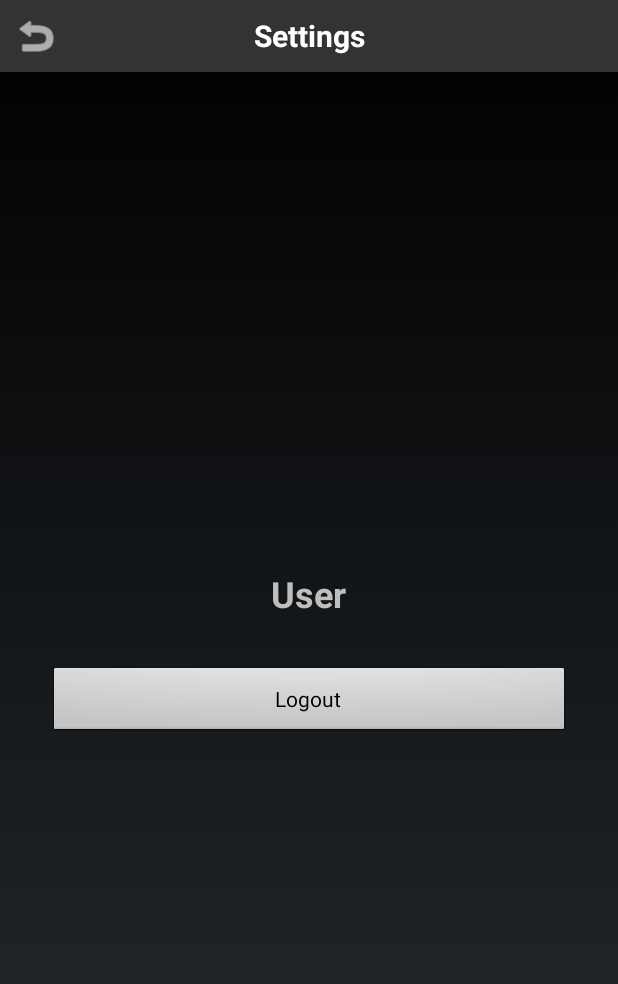
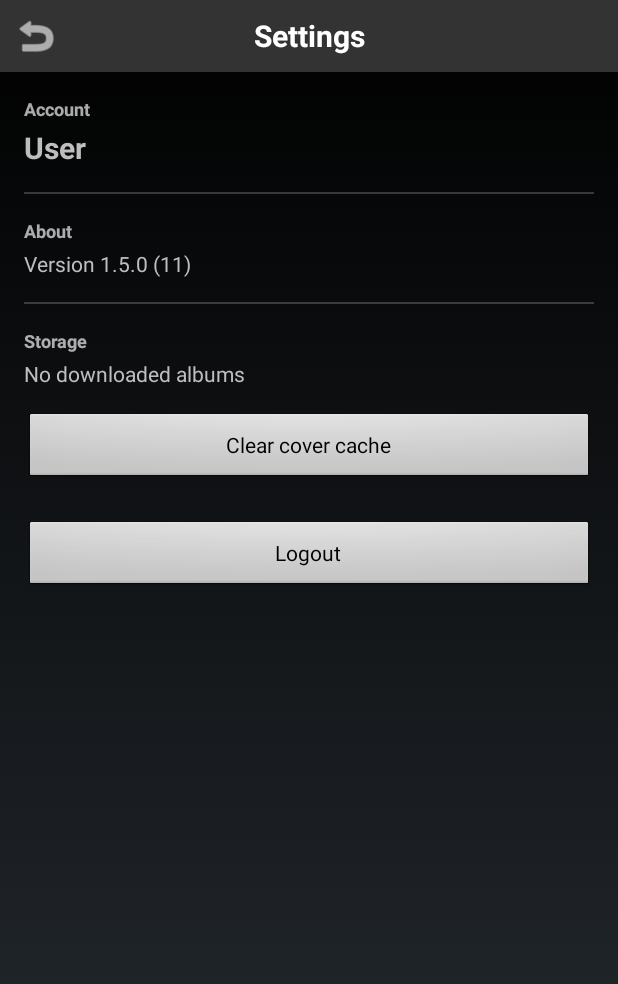
Before and after one commit to laetuz/Orpheum-Legacy, an Android app: the SettingsActivity screen opened directly, with no data from a screen before it, on a phone screen of 412 x 824 dp. Shown: the top 984 px of the screen. Run offline under Robolectric (Android 15) with nearby library versions, the phone set to English and light mode, and no system bars; libraries missing offline, so code that uses them is left out: com.nostra13.universalimageloader; pictures from the network do not load.

Commit message:
feat(1.5.0): Added app version, downloaded storage summary, and cover-cache clearing to Settings.

```diff
--- a/app/src/main/java/id/neotica/orpheum/feature/downloads/DownloadStore.java
+++ b/app/src/main/java/id/neotica/orpheum/feature/downloads/DownloadStore.java
@@ -88,6 +88,25 @@ public class DownloadStore {
     public static List<DownloadedAlbum> getAll() {
         synchronized (LOCK) {
             return loadAllLocked();
+        }
+    }
+
+    public static int getCompletedCount() {
+        synchronized (LOCK) {
+            List<DownloadedAlbum> all = loadAllLocked();
+            int count = 0;
+            for (int i = 0; i < all.size(); i++) {
+                if (STATUS_COMPLETED.equals(all.get(i).status)) {
+                    count++;
+                }
+            }
+            return count;
+        }
+    }
+
+    public static long getStorageBytes() {
+        synchronized (LOCK) {
+            return sizeOf(getDownloadRoot());
         }
     }
 
@@ -448,6 +467,23 @@ public class DownloadStore {
                 source.fileUrl, source.trackNumber, source.artistName, source.albumCover);
     }
 
+    private static long sizeOf(File file) {
+        if (file == null || !file.exists()) {
+            return 0;
+        }
+        if (file.isFile()) {
+            return file.length();
+        }
+        long total = 0;
+        File[] children = file.listFiles();
+        if (children != null) {
+            for (int i = 0; i < children.length; i++) {
+                total += sizeOf(children[i]);
+            }
+        }
+        return total;
+    }
+
     private static void deleteRecursive(File file) {
         if (file == null || !file.exists()) {
             return;
--- a/app/src/main/java/id/neotica/orpheum/feature/downloads/ui/DownloadsAdapter.java
+++ b/app/src/main/java/id/neotica/orpheum/feature/downloads/ui/DownloadsAdapter.java
@@ -18,6 +18,7 @@ import id.neotica.orpheum.R;
 import id.neotica.orpheum.feature.downloads.DownloadStore;
 import id.neotica.orpheum.feature.downloads.domain.DownloadedAlbum;
 import id.neotica.orpheum.utils.ImageUrlHelper;
+import id.neotica.orpheum.utils.SizeFormatHelper;
 
 public class DownloadsAdapter extends ArrayAdapter<DownloadedAlbum> {
 
@@ -72,7 +73,7 @@ public class DownloadsAdapter extends ArrayAdapter<DownloadedAlbum> {
         Context context = getContext();
         if (DownloadStore.STATUS_COMPLETED.equals(album.status)) {
             return context.getString(R.string.downloads_summary,
-                    album.tracks.size(), formatSize(album.totalBytes));
+                    album.tracks.size(), SizeFormatHelper.format(album.totalBytes));
         }
         if (DownloadStore.STATUS_DOWNLOADING.equals(album.status)) {
             return context.getString(R.string.downloads_progress, album.done, album.total);
@@ -82,16 +83,4 @@ public class DownloadsAdapter extends ArrayAdapter<DownloadedAlbum> {
         }
         return context.getString(R.string.downloads_failed);
     }
-
-    private static String formatSize(long bytes) {
-        if (bytes <= 0) {
-            return "0 KB";
-        }
-        long kb = Math.round(bytes / 1024.0);
-        if (kb < 1024) {
-            return kb + " KB";
-        }
-        long tenths = Math.round(bytes / (1024.0 * 1024.0) * 10);
-        return (tenths / 10) + "." + (tenths % 10) + " MB";
-    }
 }
--- a/app/src/main/java/id/neotica/orpheum/feature/settings/contract/SettingsView.java
+++ b/app/src/main/java/id/neotica/orpheum/feature/settings/contract/SettingsView.java
@@ -8,6 +8,10 @@ public interface SettingsView {
 
     void renderProfile(String username);
 
+    void renderVersion(String versionName, int versionCode);
+
+    void renderDownloadsSummary(int albumCount, long totalBytes);
+
     void showMessage(String message);
 
     void navigateToMain();
--- a/app/src/main/java/id/neotica/orpheum/feature/settings/presenter/SettingsPresenter.java
+++ b/app/src/main/java/id/neotica/orpheum/feature/settings/presenter/SettingsPresenter.java
@@ -1,21 +1,31 @@
 package id.neotica.orpheum.feature.settings.presenter;
 
 import android.content.Context;
+import android.os.Handler;
+import android.os.Looper;
 
+import com.nostra13.universalimageloader.core.ImageLoader;
+
+import id.neotica.orpheum.BuildConfig;
+import id.neotica.orpheum.R;
+import id.neotica.orpheum.feature.downloads.DownloadStore;
 import id.neotica.orpheum.feature.settings.contract.SettingsView;
 import id.neotica.orpheum.utils.AuthManager;
 
 /**
- * MVP presenter owning the settings screen: profile and logout.
- * Rendering is delegated to a {@link SettingsView}.
+ * MVP presenter owning the settings screen: profile, version, downloaded storage,
+ * cover-cache clearing, and logout. Rendering is delegated to a {@link SettingsView}.
  */
 public class SettingsPresenter {
 
+    private final Context context;
     private final AuthManager authManager;
+    private final Handler mainHandler = new Handler(Looper.getMainLooper());
 
     private SettingsView view;
 
     public SettingsPresenter(Context context) {
+        this.context = context;
         this.authManager = new AuthManager(context);
     }
 
@@ -31,7 +41,54 @@ public class SettingsPresenter {
         String username = authManager.getUsernameFromToken();
         if (view != null) {
             view.renderProfile(username != null ? username : "User");
+            view.renderVersion(BuildConfig.VERSION_NAME, BuildConfig.VERSION_CODE);
         }
+        new Thread(new Runnable() {
+            @Override
+            public void run() {
+                final int albumCount = DownloadStore.getCompletedCount();
+                final long totalBytes = DownloadStore.getStorageBytes();
+                mainHandler.post(new Runnable() {
+                    @Override
+                    public void run() {
+                        if (view != null) {
+                            view.renderDownloadsSummary(albumCount, totalBytes);
+                        }
+                    }
+                });
+            }
+        }).start();
+    }
+
+    public void clearCoverCache() {
+        new Thread(new Runnable() {
+            @Override
+            public void run() {
+                boolean success = true;
+                try {
+                    ImageLoader loader = ImageLoader.getInstance();
+                    if (!loader.isInited()) {
+                        success = false;
+                    } else {
+                        loader.clearMemoryCache();
+                        loader.clearDiskCache();
+                    }
+                } catch (Throwable t) {
+                    success = false;
+                }
+                final boolean cleared = success;
+                mainHandler.post(new Runnable() {
+                    @Override
+                    public void run() {
+                        if (view != null) {
+                            view.showMessage(context.getString(cleared
+                                    ? R.string.settings_cover_cache_cleared
+                                    : R.string.settings_cover_cache_failed));
+                        }
+                    }
+                });
+            }
+        }).start();
     }
 
     public void logout() {
--- a/app/src/main/java/id/neotica/orpheum/feature/settings/ui/SettingsActivity.java
+++ b/app/src/main/java/id/neotica/orpheum/feature/settings/ui/SettingsActivity.java
@@ -13,11 +13,14 @@ import id.neotica.orpheum.feature.home.ui.MainActivity;
 import id.neotica.orpheum.feature.settings.contract.SettingsView;
 import id.neotica.orpheum.feature.settings.presenter.SettingsPresenter;
 import id.neotica.orpheum.utils.CrashCatcher;
+import id.neotica.orpheum.utils.SizeFormatHelper;
 import id.neotica.orpheum.utils.TopBarHelper;
 
 public class SettingsActivity extends Activity implements SettingsView {
 
     private TextView tvUsername;
+    private TextView tvVersion;
+    private TextView tvDownloads;
 
     private SettingsPresenter presenter;
 
@@ -34,7 +37,17 @@ public class SettingsActivity extends Activity implements SettingsView {
         presenter.attach(this);
 
         tvUsername = (TextView) findViewById(R.id.tv_settings_username);
+        tvVersion = (TextView) findViewById(R.id.tv_settings_version);
+        tvDownloads = (TextView) findViewById(R.id.tv_settings_downloads);
+        Button btnClearCache = (Button) findViewById(R.id.btn_clear_cover_cache);
         Button btnLogout = (Button) findViewById(R.id.btn_logout);
+
+        btnClearCache.setOnClickListener(new View.OnClickListener() {
+            @Override
+            public void onClick(View view) {
+                presenter.clearCoverCache();
+            }
+        });
 
         btnLogout.setOnClickListener(new View.OnClickListener() {
             @Override
@@ -42,13 +55,32 @@ public class SettingsActivity extends Activity implements SettingsView {
                 presenter.logout();
             }
         });
+    }
 
+    @Override
+    protected void onResume() {
+        super.onResume();
         presenter.load();
     }
 
     @Override
     public void renderProfile(String username) {
         tvUsername.setText(username);
+    }
+
+    @Override
+    public void renderVersion(String versionName, int versionCode) {
+        tvVersion.setText(getString(R.string.settings_version, versionName, versionCode));
+    }
+
+    @Override
+    public void renderDownloadsSummary(int albumCount, long totalBytes) {
+        if (albumCount <= 0) {
+            tvDownloads.setText(R.string.settings_no_downloads);
+        } else {
+            tvDownloads.setText(getString(R.string.settings_downloads_summary,
+                    albumCount, SizeFormatHelper.format(totalBytes)));
+        }
     }
 
     @Override
--- /dev/null
+++ b/app/src/main/java/id/neotica/orpheum/utils/SizeFormatHelper.java
@@ -0,0 +1,18 @@
+package id.neotica.orpheum.utils;
+
+public final class SizeFormatHelper {
+
+    private SizeFormatHelper() { }
+
+    public static String format(long bytes) {
+        if (bytes <= 0) {
+            return "0 KB";
+        }
+        long kb = Math.round(bytes / 1024.0);
+        if (kb < 1024) {
+            return kb + " KB";
+        }
+        long tenths = Math.round(bytes / (1024.0 * 1024.0) * 10);
+        return (tenths / 10) + "." + (tenths % 10) + " MB";
+    }
+}
--- a/app/src/main/res/layout/activity_settings.xml
+++ b/app/src/main/res/layout/activity_settings.xml
@@ -6,29 +6,102 @@
 
     <include layout="@layout/top_bar" />
 
+    <ScrollView
+        android:layout_width="match_parent"
+        android:layout_height="0dp"
+        android:layout_weight="1">
+
         <LinearLayout
             android:layout_width="match_parent"
-        android:layout_height="0dp"
-        android:layout_weight="1"
+            android:layout_height="wrap_content"
             android:orientation="vertical"
-        android:gravity="center"
-        android:padding="32dp">
+            android:paddingLeft="16dp"
+            android:paddingRight="16dp"
+            android:paddingTop="8dp"
+            android:paddingBottom="16dp">
+
+            <TextView
+                android:layout_width="wrap_content"
+                android:layout_height="wrap_content"
+                android:text="@string/settings_section_account"
+                android:textSize="12sp"
+                android:textStyle="bold"
+                android:textColor="#AAFFFFFF"
+                android:paddingTop="8dp"
+                android:paddingBottom="4dp" />
 
             <TextView
                 android:id="@+id/tv_settings_username"
                 android:layout_width="wrap_content"
                 android:layout_height="wrap_content"
-            android:textSize="24sp"
+                android:textSize="20sp"
                 android:textStyle="bold"
-            android:gravity="center"
-            android:layout_marginBottom="32dp" />
+                android:paddingBottom="8dp" />
+
+            <View
+                android:layout_width="match_parent"
+                android:layout_height="1dp"
+                android:background="#33FFFFFF"
+                android:layout_marginTop="8dp"
+                android:layout_marginBottom="8dp" />
+
+            <TextView
+                android:layout_width="wrap_content"
+                android:layout_height="wrap_content"
+                android:text="@string/settings_section_about"
+                android:textSize="12sp"
+                android:textStyle="bold"
+                android:textColor="#AAFFFFFF"
+                android:paddingTop="8dp"
+                android:paddingBottom="4dp" />
+
+            <TextView
+                android:id="@+id/tv_settings_version"
+                android:layout_width="wrap_content"
+                android:layout_height="wrap_content"
+                android:textSize="14sp"
+                android:paddingBottom="8dp" />
+
+            <View
+                android:layout_width="match_parent"
+                android:layout_height="1dp"
+                android:background="#33FFFFFF"
+                android:layout_marginTop="8dp"
+                android:layout_marginBottom="8dp" />
+
+            <TextView
+                android:layout_width="wrap_content"
+                android:layout_height="wrap_content"
+                android:text="@string/settings_section_storage"
+                android:textSize="12sp"
+                android:textStyle="bold"
+                android:textColor="#AAFFFFFF"
+                android:paddingTop="8dp"
+                android:paddingBottom="4dp" />
+
+            <TextView
+                android:id="@+id/tv_settings_downloads"
+                android:layout_width="wrap_content"
+                android:layout_height="wrap_content"
+                android:textSize="14sp"
+                android:paddingBottom="8dp" />
+
+            <Button
+                android:id="@+id/btn_clear_cover_cache"
+                android:layout_width="match_parent"
+                android:layout_height="wrap_content"
+                android:layout_marginTop="8dp"
+                android:text="@string/settings_clear_cover_cache" />
 
             <Button
                 android:id="@+id/btn_logout"
                 android:layout_width="match_parent"
                 android:layout_height="wrap_content"
+                android:layout_marginTop="24dp"
                 android:text="@string/common_logout" />
 
         </LinearLayout>
 
+    </ScrollView>
+
 </LinearLayout>
--- a/app/src/main/res/values/strings.xml
+++ b/app/src/main/res/values/strings.xml
@@ -19,6 +19,17 @@
     <string name="settings_title">Settings</string>
     <string name="player_title">Now Playing</string>
     <string name="player_queue">Queue</string>
+
+    <!-- Settings -->
+    <string name="settings_section_account">Account</string>
+    <string name="settings_section_about">About</string>
+    <string name="settings_section_storage">Storage</string>
+    <string name="settings_version">Version %1$s (%2$d)</string>
+    <string name="settings_downloads_summary">%1$d albums - %2$s</string>
+    <string name="settings_no_downloads">No downloaded albums</string>
+    <string name="settings_clear_cover_cache">Clear cover cache</string>
+    <string name="settings_cover_cache_cleared">Cover cache cleared</string>
+    <string name="settings_cover_cache_failed">Could not clear cover cache</string>
 
     <!-- Auth -->
     <string name="auth_login_prompt">Sign in to continue</string>
```
Also changed, not shown: 1 other file. Lines whose indentation alone changed are shown as unchanged.
